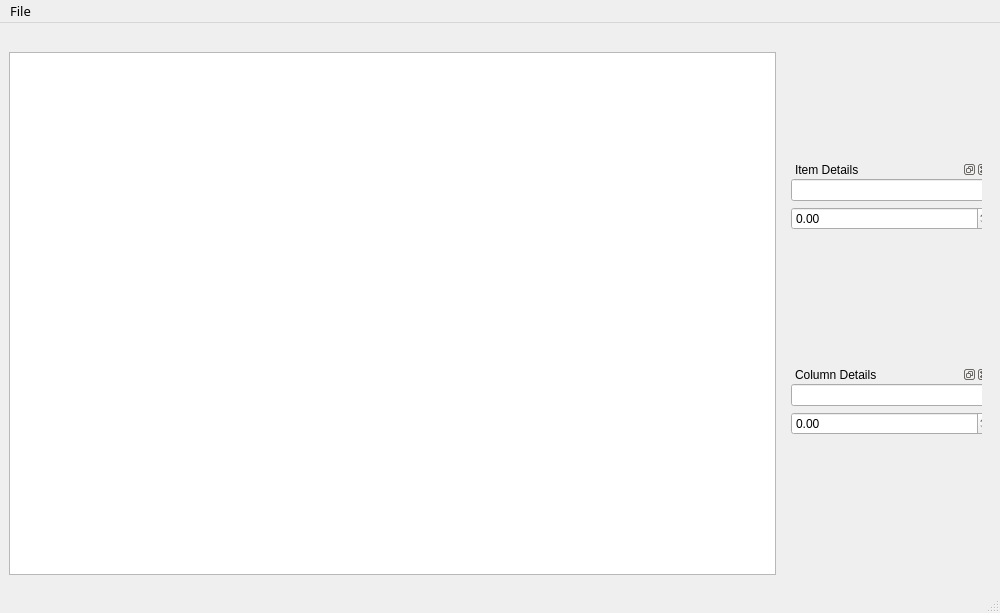
Qt form ui/tableviewerwindow.ui (supersliser/QTDecisionMaker) before a commit.
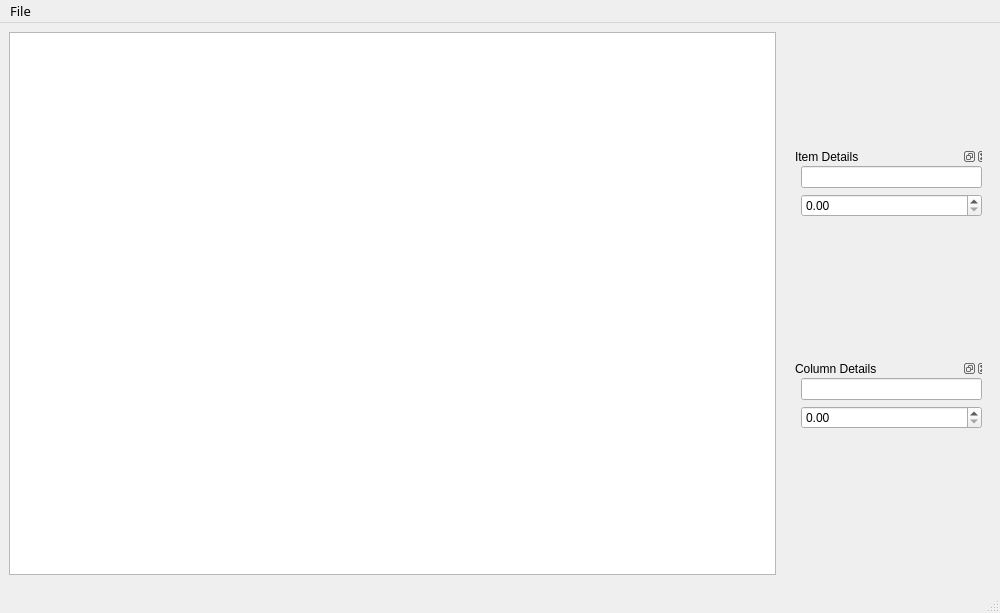
The same form after that commit.

Commit message: created separate toolbar class

Diff of the .ui file:
```diff
--- a/ui/tableviewerwindow.ui
+++ b/ui/tableviewerwindow.ui
@@ -39,9 +39,9 @@
     <property name="geometry">
      <rect>
       <x>0</x>
-      <y>20</y>
+      <y>0</y>
       <width>991</width>
-      <height>541</height>
+      <height>561</height>
      </rect>
     </property>
     <layout class="QHBoxLayout" name="TableSeparatorLayout">
@@ -98,9 +98,9 @@
            <widget class="QWidget" name="formLayoutWidget">
             <property name="geometry">
              <rect>
-              <x>0</x>
+              <x>10</x>
               <y>0</y>
-              <width>201</width>
+              <width>181</width>
               <height>71</height>
              </rect>
             </property>
@@ -137,9 +137,9 @@
            <widget class="QWidget" name="formLayoutWidget_2">
             <property name="geometry">
              <rect>
-              <x>0</x>
+              <x>10</x>
               <y>0</y>
-              <width>201</width>
+              <width>181</width>
               <height>71</height>
              </rect>
             </property>
```
The commit also changes 5 other files.
